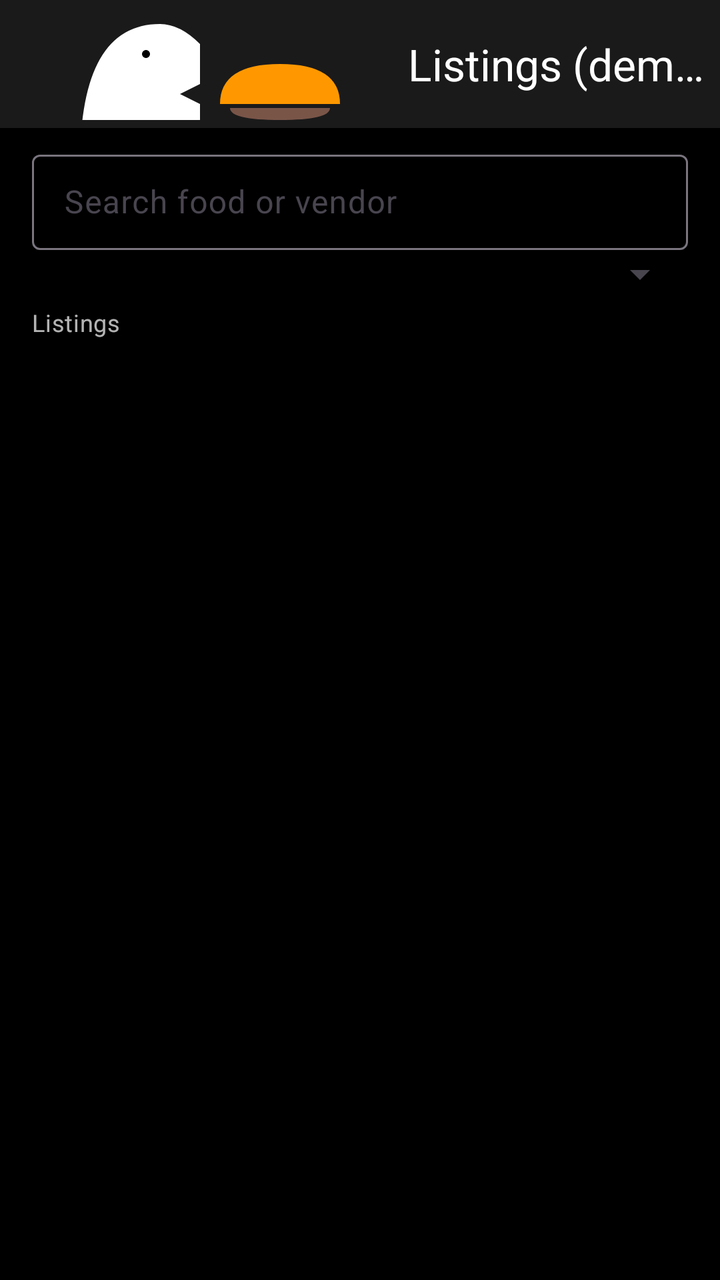
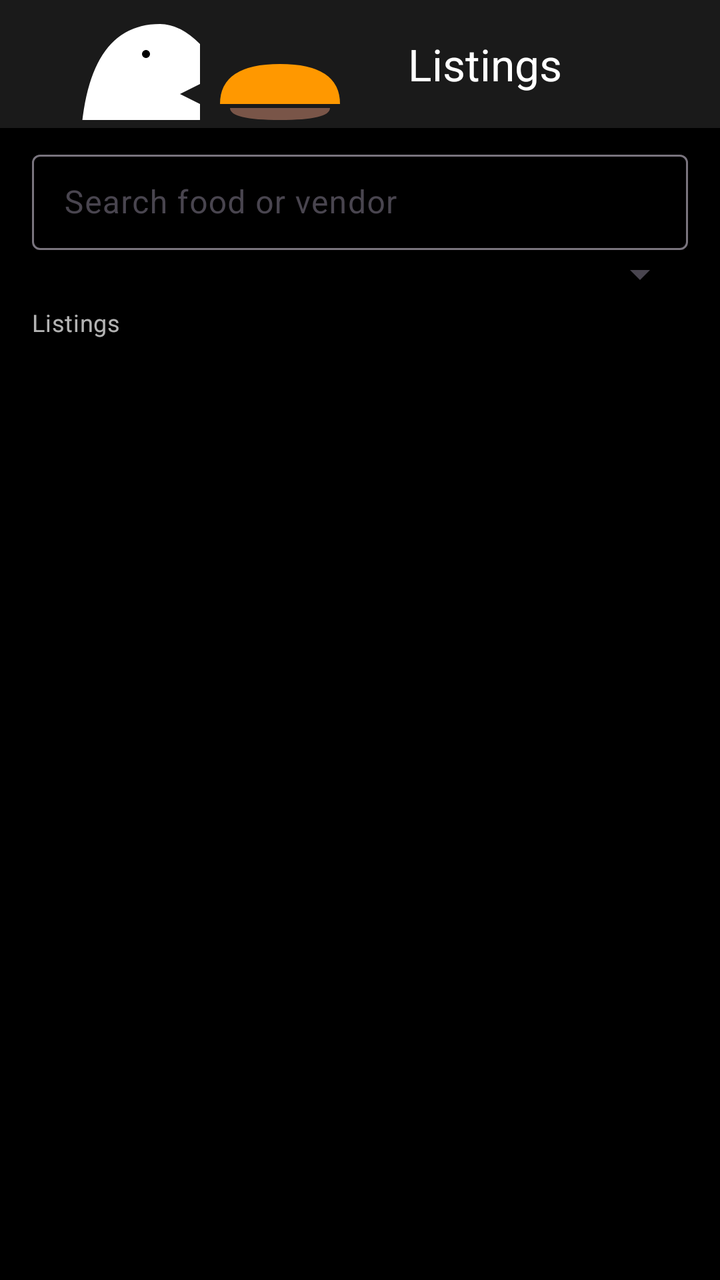

Two renders of the same Android screen: before a commit and after it. Below are the layout's source before the change and the commit's diff.
<!-- AndroidManifest.xml: application theme Theme.BiteForLessFoodBridge -->
<!-- res/layout/activity_admin_listings.xml -->
<?xml version="1.0" encoding="utf-8"?>
<LinearLayout xmlns:android="http://schemas.android.com/apk/res/android"
    xmlns:app="http://schemas.android.com/apk/res-auto"
    android:layout_width="match_parent"
    android:layout_height="match_parent"
    android:background="@color/background"
    android:orientation="vertical">

    <com.google.android.material.appbar.MaterialToolbar
        android:id="@+id/admin_listings_toolbar"
        android:layout_width="match_parent"
        android:layout_height="?attr/actionBarSize"
        android:background="@color/surface"
        app:navigationIcon="@drawable/ic_logo_bite"
        app:title="Listings (demo)"
        app:titleTextColor="@color/on_background" />

    <com.google.android.material.textfield.TextInputLayout
        style="@style/Widget.Material3.TextInputLayout.OutlinedBox.Dense"
        android:layout_width="match_parent"
        android:layout_height="wrap_content"
        android:layout_marginStart="@dimen/spacing_md"
        android:layout_marginTop="@dimen/spacing_sm"
        android:layout_marginEnd="@dimen/spacing_md"
        android:hint="Search food or vendor">

        <com.google.android.material.textfield.TextInputEditText
            android:id="@+id/admin_listings_search"
            android:layout_width="match_parent"
            android:layout_height="wrap_content"
            android:textColor="@color/white" />
    </com.google.android.material.textfield.TextInputLayout>

    <HorizontalScrollView
        android:layout_width="match_parent"
        android:layout_height="wrap_content"
        android:scrollbars="none">

        <com.google.android.material.chip.ChipGroup
            android:id="@+id/admin_listings_status"
            android:layout_width="wrap_content"
            android:layout_height="wrap_content"
            android:paddingStart="@dimen/spacing_md"
            android:paddingEnd="@dimen/spacing_md"
            app:singleSelection="true" />
    </HorizontalScrollView>

    <Spinner
        android:id="@+id/admin_listings_category"
        android:layout_width="match_parent"
        android:layout_height="wrap_content"
        android:layout_marginStart="@dimen/spacing_md"
        android:layout_marginEnd="@dimen/spacing_md" />

    <TextView
        android:id="@+id/admin_listings_count"
        android:layout_width="wrap_content"
        android:layout_height="wrap_content"
        android:paddingStart="@dimen/spacing_md"
        android:paddingTop="@dimen/spacing_xs"
        android:text="Listings"
        android:textAppearance="@style/TextAppearance.BiteForLess.Body"
        android:textSize="12sp" />

    <androidx.recyclerview.widget.RecyclerView
        android:id="@+id/admin_listings_list"
        android:layout_width="match_parent"
        android:layout_height="0dp"
        android:layout_weight="1"
        android:clipToPadding="false"
        android:paddingBottom="@dimen/spacing_md" />

    <LinearLayout
        android:id="@+id/admin_listings_empty"
        android:layout_width="match_parent"
        android:layout_height="0dp"
        android:layout_weight="1"
        android:gravity="center"
        android:orientation="vertical"
        android:padding="@dimen/spacing_lg"
        android:visibility="gone">

        <TextView
            android:layout_width="wrap_content"
            android:layout_height="wrap_content"
            android:text="No listings match"
            android:textAppearance="@style/TextAppearance.BiteForLess.Title"
            android:textSize="18sp" />
    </LinearLayout>
</LinearLayout>
<!-- resources referenced by this layout -->
<resources>
  <color name="background">#FF000000</color>
  <color name="on_background">#FFFFFFFF</color>
  <color name="surface">#FF1A1A1A</color>
  <color name="white">#FFFFFFFF</color>
  <dimen name="spacing_lg">24dp</dimen>
  <dimen name="spacing_md">16dp</dimen>
  <dimen name="spacing_sm">8dp</dimen>
  <dimen name="spacing_xs">4dp</dimen>
  <!-- drawable ic_logo_bite (drawable) -->
  <vector xmlns:android="http://schemas.android.com/apk/res/android"
      android:width="200dp"
      android:height="200dp"
      android:viewportWidth="200"
      android:viewportHeight="200">
  
      
      <path
          android:fillColor="#FF9800"
          android:pathData="M110,130 L170,130 Q170,145 140,145 Q110,145 110,130 Z" />
  
      
      <path
          android:fillColor="#795548"
          android:pathData="M115,122 L165,122 Q165,128 140,128 Q115,128 115,122 Z" />
  
      
      <path
          android:fillColor="#FF9800"
          android:pathData="M110,120 L170,120 Q170,100 140,100 Q110,100 110,120 Z" />
  
      
      <path
          android:fillColor="#FFFFFF"
          android:pathData="M40,150 Q40,80 80,80 Q90,80 100,90 L100,110 L90,115 L100,120 L100,140 Q90,150 80,150 Z" />
  
      
      <path
          android:fillColor="#000000"
          android:pathData="M75,95 A2,2 0 1,1 71,95 A2,2 0 1,1 75,95" />
  
  </vector>
  <style name="TextAppearance.BiteForLess.Body" parent="TextAppearance.Material3.BodyMedium">
          <item name="android:textColor">@color/text_secondary</item>
      </style>
  <style name="TextAppearance.BiteForLess.Title" parent="TextAppearance.Material3.TitleLarge">
          <item name="android:textColor">@color/on_background</item>
      </style>
  <style name="Theme.BiteForLessFoodBridge" parent="Base.Theme.BiteForLessFoodBridge" />
  <color name="text_secondary">#B3FFFFFF</color>
  <style name="Base.Theme.BiteForLessFoodBridge" parent="Theme.Material3.DayNight.NoActionBar">
          <item name="colorPrimary">@color/primary</item>
          <item name="colorOnPrimary">@color/black</item>
          <item name="colorSecondary">@color/secondary</item>
          <item name="colorError">@color/error</item>
          <item name="android:windowBackground">@color/background</item>
          <item name="android:statusBarColor">@color/background</item>
          <item name="android:navigationBarColor">@color/background</item>
          <item name="bottomNavigationStyle">@style/Widget.BiteForLess.BottomNavigation</item>
      </style>
  <color name="primary">#FF9800</color>
  <color name="black">#FF000000</color>
  <color name="secondary">#FFEB3B</color>
  <color name="error">#F44336</color>
  <style name="Widget.BiteForLess.BottomNavigation" parent="Widget.Material3.BottomNavigationView">
          <item name="materialThemeOverlay">@style/ThemeOverlay.BiteForLess.BottomNavigation</item>
      </style>
  <style name="ThemeOverlay.BiteForLess.BottomNavigation" parent="">
          <item name="colorPrimary">@color/primary</item>
          <item name="colorOnSurface">@color/text_secondary</item>
          <item name="colorOnSurfaceVariant">@color/text_hint</item>
      </style>
  <color name="text_hint">#80FFFFFF</color>
</resources>

<!-- the commit's change to res/layout/activity_admin_listings.xml (unified diff, before → after) -->
@@ -12,7 +12,7 @@
         android:layout_height="?attr/actionBarSize"
         android:background="@color/surface"
         app:navigationIcon="@drawable/ic_logo_bite"
-        app:title="Listings (demo)"
+        app:title="Listings"
         app:titleTextColor="@color/on_background" />
 
     <com.google.android.material.textfield.TextInputLayout
